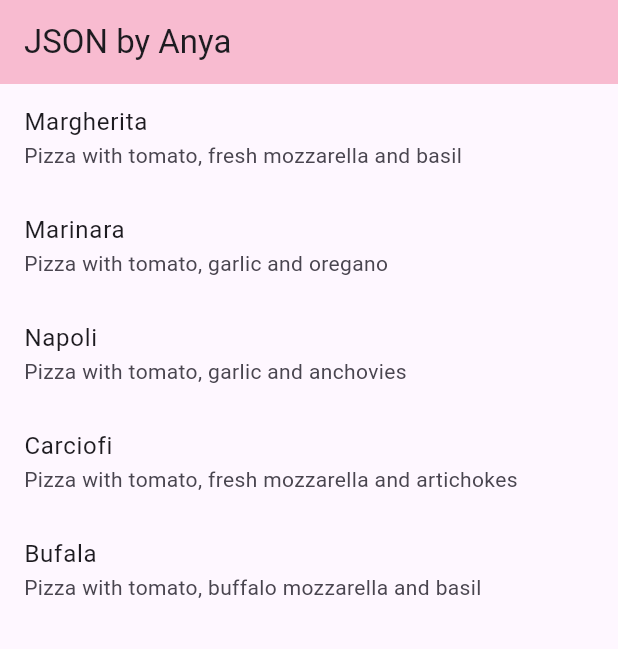
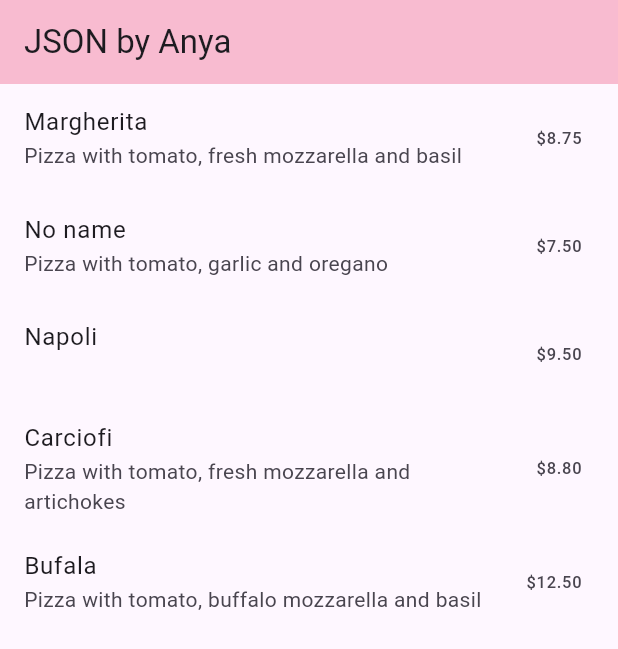
Before and after one commit to anyacallissta/PemrogramanMobile_2025_05, a Flutter app: the screen it shows after launch, on a phone screen of 412 x 824 dp. Shown: the top 649 px of the screen. Run offline on Flutter 3.47's test engine with Material 3 defaults, Android fonts, the light colour scheme and no system bars; our stand-ins replace auto_size_text, camera, geolocator.

Commit message:
praktikum 2 - handle kompatibilitas data json

```diff
--- a/codelab13_dart/src/store_data_anya/assets/pizzalist.json
+++ b/codelab13_dart/src/store_data_anya/assets/pizzalist.json
@@ -8,7 +8,7 @@
     },
     {
       "id": 2,
-      "pizzaName": "Marinara",
+      "pizzaName": null,
       "description": "Pizza with tomato, garlic and oregano",
       "price": 7.50,
       "imageUrl": "images/marinara.png"
@@ -16,7 +16,7 @@
     {
       "id": 3,
       "pizzaName": "Napoli",
-      "description": "Pizza with tomato, garlic and anchovies",
+      "description": null,
       "price": 9.50,
       "imageUrl": "images/marinara.png"
     },
--- a/codelab13_dart/src/store_data_anya/lib/main.dart
+++ b/codelab13_dart/src/store_data_anya/lib/main.dart
@@ -43,6 +43,7 @@ class _MyHomePageState extends State<MyHomePage> {
           return ListTile(
             title: Text(myPizzas[index].pizzaName),
             subtitle: Text(myPizzas[index].description),
+            trailing: Text('\$${myPizzas[index].price.toStringAsFixed(2)}'),
           );
         },
       )
--- a/codelab13_dart/src/store_data_anya/lib/model/pizza.dart
+++ b/codelab13_dart/src/store_data_anya/lib/model/pizza.dart
@@ -6,11 +6,16 @@ class Pizza {
   final String imageUrl;
 
   Pizza.fromJson(Map<String, dynamic> json) :
-    id = json['id'],
-    pizzaName = json['pizzaName'],
-    description = json['description'],
-    price = json['price'],
-    imageUrl = json['imageUrl'];
+    // id = json['id'],
+    // pizzaName = json['pizzaName'],
+    // description = json['description'],
+    // price = json['price'],
+    // imageUrl = json['imageUrl'];
+    id = int.tryParse(json['id'].toString()) ?? 0,
+    pizzaName = json['pizzaName'] != null ? json['pizzaName'].toString() : 'No name',
+    description = (json['description'] != null) ? json['description'].toString() : '',
+    price = double.tryParse(json['price'].toString()) ?? 0,
+    imageUrl = json['imageUrl'] ?? '';
 
   Map<String, dynamic> toJson() {
     return {
```
